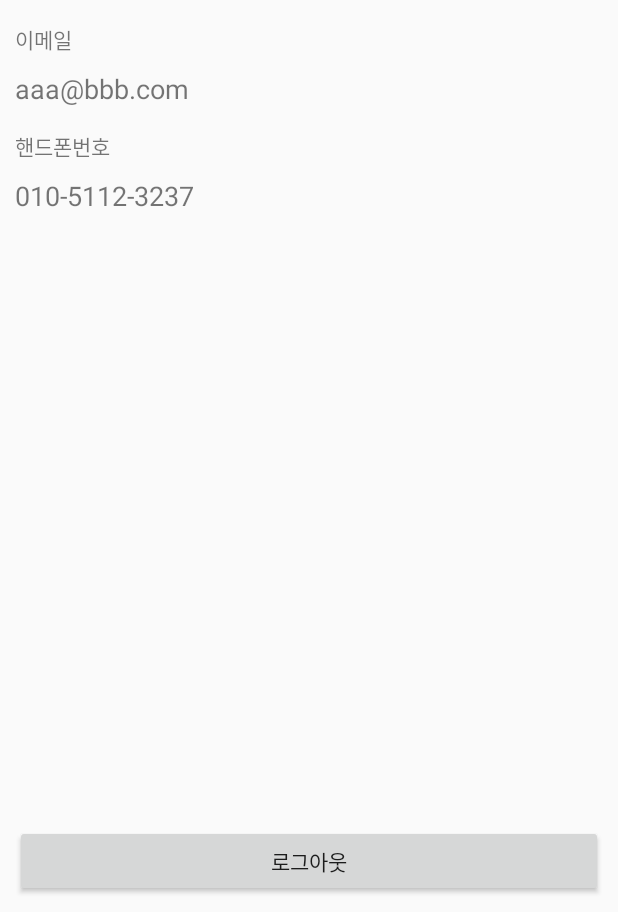
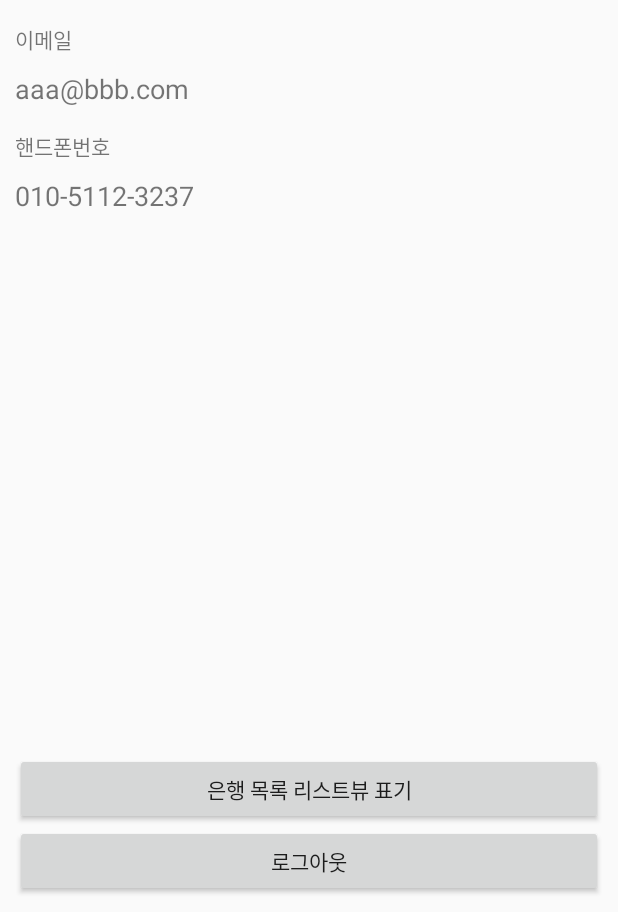
Before and after one commit to sbnova/API, an Android app: the MainActivity screen opened directly, with no data from a screen before it, on a phone screen of 412 x 824 dp, the part 324-1236 px from its top. Run offline under Robolectric (Android 15) with nearby library versions, the phone set to English and light mode, and no system bars; our stand-ins replace CircleImageView; pictures from the network do not load; 4 statements that could not run were skipped.

```diff
--- a/app/src/main/AndroidManifest.xml
+++ b/app/src/main/AndroidManifest.xml
@@ -11,9 +11,7 @@
         android:roundIcon="@mipmap/app_launcher_icon"
         android:supportsRtl="true"
         android:theme="@style/AppTheme">
-        <activity android:name=".LoginActivity">
-
-        </activity>
+        <activity android:name=".LoginActivity"></activity>
         <activity android:name=".MainActivity" />
         <activity android:name=".SplashActivity">
             <intent-filter>
@@ -22,6 +20,7 @@
                 <category android:name="android.intent.category.LAUNCHER" />
             </intent-filter>
         </activity>
+        <activity android:name=".BankListActivity"></activity>
     </application>
 
 </manifest>
--- a/app/src/main/java/com/cyj/api/MainActivity.java
+++ b/app/src/main/java/com/cyj/api/MainActivity.java
@@ -22,6 +22,7 @@ public class MainActivity extends BaseActivity {
     private android.widget.TextView userEmailTxt;
     private android.widget.TextView userPhoneTxt;
     private android.widget.Button logoutBtn;
+    private Button showBankListBtn;
 
     @Override
     protected void onCreate(Bundle savedInstanceState) {
@@ -35,6 +36,14 @@ public class MainActivity extends BaseActivity {
 
     @Override
     public void setupEvents() {
+
+        showBankListBtn.setOnClickListener(new View.OnClickListener() {
+            @Override
+            public void onClick(View v) {
+                Intent intent = new Intent(mContext, BankListActivity.class);
+                startActivity(intent);
+            }
+        });
 
         logoutBtn.setOnClickListener(new View.OnClickListener() {
             @Override
@@ -79,6 +88,7 @@ public class MainActivity extends BaseActivity {
     @Override
     public void bindViews() {
         this.logoutBtn = (Button) findViewById(R.id.logoutBtn);
+        this.showBankListBtn = (Button) findViewById(R.id.showBankListBtn);
         this.userPhoneTxt = (TextView) findViewById(R.id.userPhoneTxt);
         this.userEmailTxt = (TextView) findViewById(R.id.userEmailTxt);
         this.userProfileImgView = (CircleImageView) findViewById(R.id.userProfileImgView);
--- a/app/src/main/res/layout/activity_main.xml
+++ b/app/src/main/res/layout/activity_main.xml
@@ -63,6 +63,13 @@
         android:layout_width="wrap_content"
         android:layout_height="0dp"
         android:layout_weight="1"/>
+
+    <Button
+        android:id="@+id/showBankListBtn"
+        android:layout_width="match_parent"
+        android:layout_height="wrap_content"
+        android:text="은행 목록 리스트뷰 표기" />
+
     <Button
         android:id="@+id/logoutBtn"
         android:layout_width="match_parent"
```
